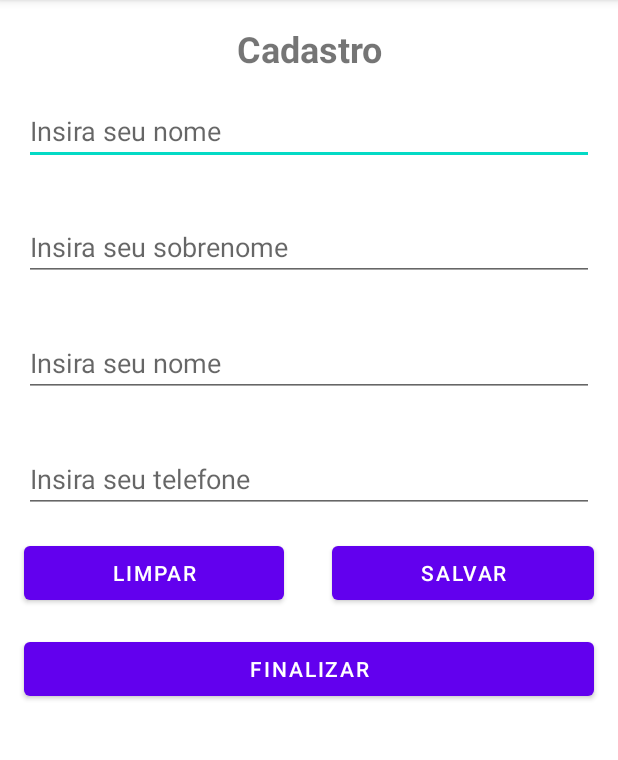
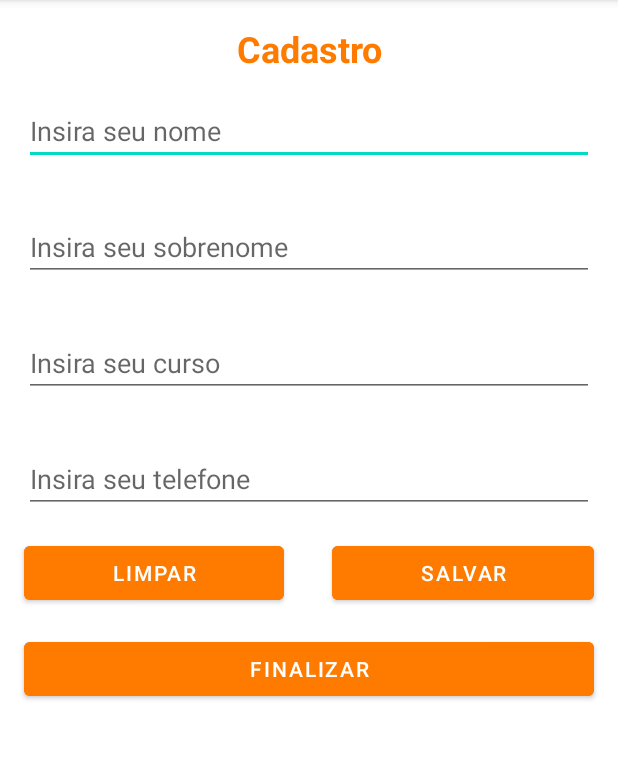
Before and after one commit to thallysYon/AppListaVip, an Android app: the screen it shows after launch (MainActivity), on a phone screen of 412 x 824 dp, the part 84-844 px from its top. Run offline under Robolectric (Android 15) with nearby library versions, the phone set to English and light mode, and no system bars.

Commit message:
adding "color_orange" to colors.xml and using it in activity_main.xml

```diff
--- a/app/src/main/res/layout/activity_main.xml
+++ b/app/src/main/res/layout/activity_main.xml
@@ -12,6 +12,7 @@
         android:layout_height="wrap_content"
         android:layout_marginTop="16dp"
         android:textSize="24sp"
+        android:textColor="@color/color_orange"
         android:gravity="center"
         android:text="Cadastro"
         android:textStyle="bold"/>
@@ -33,7 +34,7 @@
         android:layout_height="wrap_content"
         android:inputType="textPersonName"
         android:layout_margin="16dp"
-        android:hint="Insira seu nome"/>
+        android:hint="Insira seu curso"/>
     <EditText
         android:layout_width="match_parent"
         android:layout_height="wrap_content"
@@ -51,6 +52,7 @@
             android:layout_width="wrap_content"
             android:layout_height="wrap_content"
             android:layout_marginHorizontal="16dp"
+            android:backgroundTint="@color/color_orange"
             android:layout_weight="1"
             android:text="Limpar"/>
 
@@ -58,6 +60,7 @@
             android:layout_width="wrap_content"
             android:layout_height="wrap_content"
             android:layout_marginHorizontal="16dp"
+            android:backgroundTint="@color/color_orange"
             android:layout_weight="1"
             android:text="Salvar"/>
 
@@ -67,6 +70,7 @@
         android:layout_width="match_parent"
         android:layout_height="wrap_content"
         android:layout_margin="16dp"
+        android:backgroundTint="@color/color_orange"
         android:text="Finalizar"/>
 
 </LinearLayout>
--- a/app/src/main/res/values/colors.xml
+++ b/app/src/main/res/values/colors.xml
@@ -7,4 +7,5 @@
     <color name="teal_700">#FF018786</color>
     <color name="black">#FF000000</color>
     <color name="white">#FFFFFFFF</color>
+    <color name="color_orange">#FF7B00</color>
 </resources>
```
